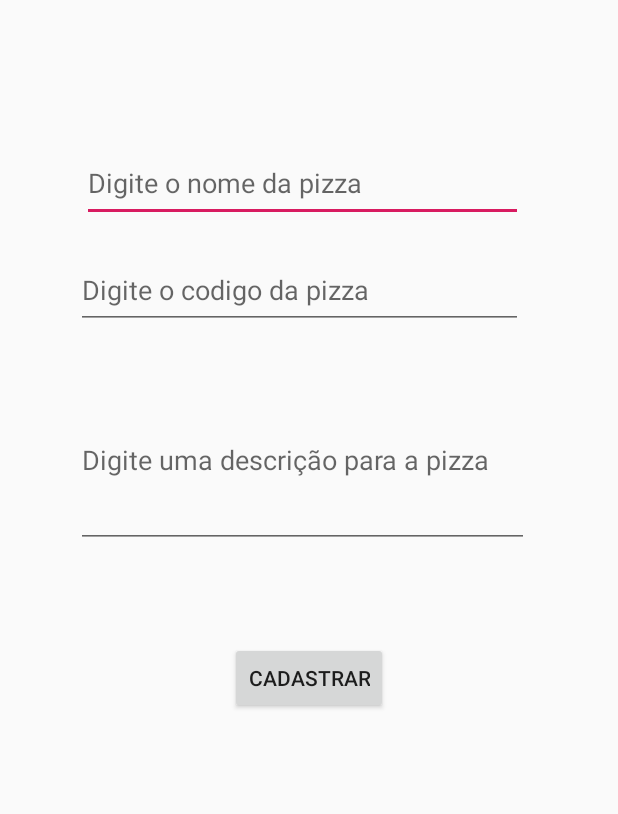
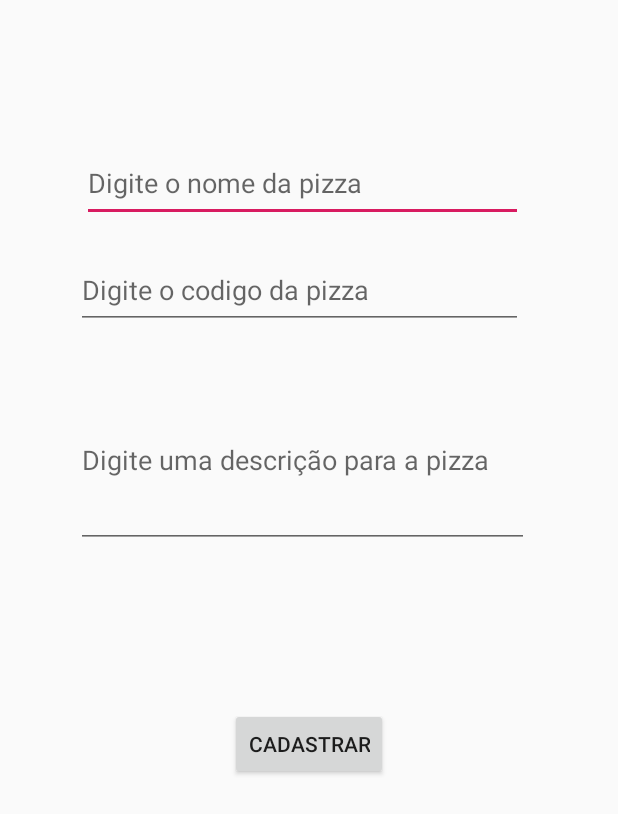
Before and after one commit to ana2pn/MPOO_20192, an Android app: the CadastroPizza screen opened directly, with no data from a screen before it, on a phone screen of 412 x 824 dp. Shown: the top 814 px of the screen. Run offline under Robolectric (Android 15) with nearby library versions, the phone set to English and light mode, and no system bars.

Commit message:
iniciando ocadastro

```diff
--- a/app/src/main/AndroidManifest.xml
+++ b/app/src/main/AndroidManifest.xml
@@ -9,7 +9,8 @@
         android:roundIcon="@mipmap/ic_launcher_round"
         android:supportsRtl="true"
         android:theme="@style/AppTheme">
-        <activity android:name=".pizza.gui.CadastroPizza"></activity>
+        <activity android:name=".pizza.gui.HomePizza"></activity>
+        <activity android:name=".pizza.gui.CadastroPizza" />
         <activity android:name=".infra.gui.MainActivity">
             <intent-filter>
                 <action android:name="android.intent.action.MAIN" />
--- a/app/src/main/java/com/example/pizza/pizza/gui/CadastroPizza.java
+++ b/app/src/main/java/com/example/pizza/pizza/gui/CadastroPizza.java
@@ -6,6 +6,7 @@ import android.content.Intent;
 import android.os.Bundle;
 import android.view.View;
 import android.widget.Button;
+import android.widget.EditText;
 
 import com.example.pizza.R;
 import com.example.pizza.infra.gui.MainActivity;
@@ -18,6 +19,10 @@ public class CadastroPizza extends AppCompatActivity {
         setContentView(R.layout.activity_cadastro_pizza);
         getSupportActionBar().hide();
 
+        EditText nome = findViewById(R.id.nomeCadastroTextField);
+        EditText codigo = findViewById(R.id.codigoCadastroTextField);
+        EditText descricao = findViewById(R.id.descricaoCadastroTextField);
+
 
     }
 }
--- a/app/src/main/res/layout/activity_cadastro_pizza.xml
+++ b/app/src/main/res/layout/activity_cadastro_pizza.xml
@@ -7,7 +7,7 @@
     tools:context=".pizza.gui.CadastroPizza">
 
     <EditText
-        android:id="@+id/nomeCadastroEditText"
+        android:id="@+id/nomeCadastroTextField"
         android:layout_width="294dp"
         android:layout_height="52dp"
         android:layout_marginTop="96dp"
@@ -20,7 +20,7 @@
         app:layout_constraintTop_toTopOf="parent" />
 
     <EditText
-        android:id="@+id/codigoCadastroEditText"
+        android:id="@+id/codigoCadastroTextField"
         android:layout_width="298dp"
         android:layout_height="51dp"
         android:layout_marginTop="168dp"
@@ -33,7 +33,7 @@
         app:layout_constraintTop_toTopOf="parent" />
 
     <EditText
-        android:id="@+id/descricaoEditText"
+        android:id="@+id/descricaoCadastroTextField"
         android:layout_width="302dp"
         android:layout_height="117dp"
         android:layout_marginTop="248dp"
@@ -49,7 +49,7 @@
         android:id="@+id/btnCadastrar"
         android:layout_width="wrap_content"
         android:layout_height="wrap_content"
-        android:layout_marginTop="428dp"
+        android:layout_marginTop="472dp"
         android:text="Cadastrar"
         app:layout_constraintEnd_toEndOf="parent"
         app:layout_constraintStart_toStartOf="parent"
--- a/app/src/main/res/layout/activity_main.xml
+++ b/app/src/main/res/layout/activity_main.xml
@@ -7,7 +7,7 @@
     tools:context=".infra.gui.MainActivity">
 
     <EditText
-        android:id="@+id/nomeEditText"
+        android:id="@+id/nomeCadastroTextField"
         android:layout_width="wrap_content"
         android:layout_height="wrap_content"
         android:layout_marginTop="140dp"
@@ -19,7 +19,7 @@
         app:layout_constraintTop_toTopOf="parent" />
 
     <EditText
-        android:id="@+id/codigoEditText"
+        android:id="@+id/codigoTextField"
         android:layout_width="wrap_content"
         android:layout_height="wrap_content"
         android:layout_marginTop="200dp"
```
Also changed, not shown: app/src/main/java/com/example/pizza/infra/gui/Validacao.java (added, +26 -0 lines), app/src/main/java/com/example/pizza/pizza/dominio/Pizza.java (added, +40 -0 lines), app/src/main/java/com/example/pizza/pizza/gui/HomePizza.java (added, +16 -0 lines), app/src/main/res/layout/activity_home_pizza.xml (added, +20 -0 lines).
